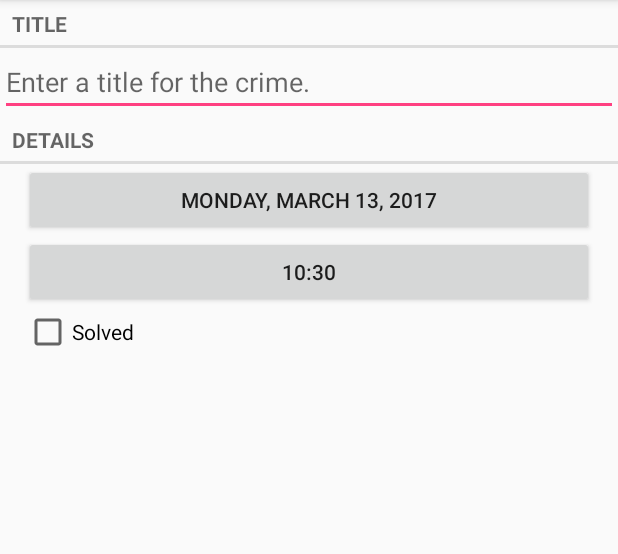
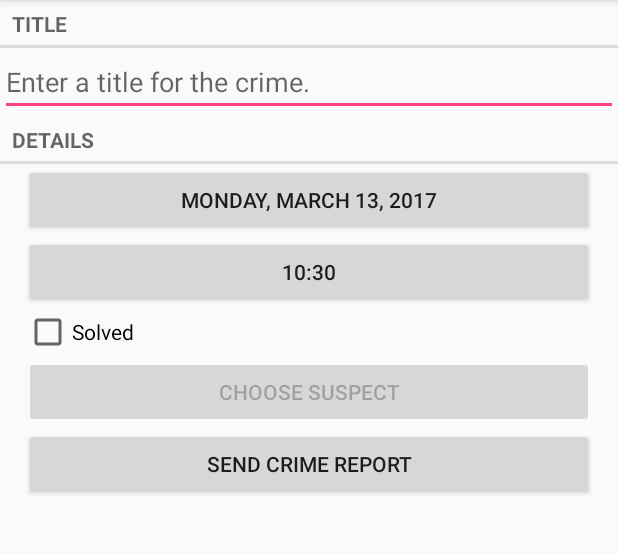
Before and after one commit to NeimadTL/BigNerdRanchCriminalIntent, an Android app: the screen it shows after launch (CrimePagerActivity), after a tap on "New Crime", on a phone screen of 412 x 824 dp, the part 84-638 px from its top. Run offline under Robolectric (Android 15) with nearby library versions, the phone set to English and light mode, and no system bars.

Commit message:
implicit intent for choosing a suspect from the user's contacts and to send a complaint this suspect from a text app available on user's phone

```diff
--- a/app/src/main/java/com/bignerdranch/android/criminalintent/Crime.java
+++ b/app/src/main/java/com/bignerdranch/android/criminalintent/Crime.java
@@ -19,6 +19,7 @@ public class Crime
     private Date mDate;
     private Date mTime;
     private boolean mSolved;
+    private String mSuspect;
 
 
 
@@ -119,4 +120,18 @@ public class Crime
         DateFormat format = new DateFormat();
         return format.format("HH:mm", mTime).toString();
     }
+
+
+
+    public String getSuspect()
+    {
+        return mSuspect;
+    }
+
+
+
+    public void setSuspect(String suspect)
+    {
+        mSuspect = suspect;
+    }
 }
--- a/app/src/main/java/com/bignerdranch/android/criminalintent/CrimeLab.java
+++ b/app/src/main/java/com/bignerdranch/android/criminalintent/CrimeLab.java
@@ -130,6 +130,7 @@ public class CrimeLab
         values.put(CrimeTable.Cols.DATE, crime.getDate().getTime());
         values.put(CrimeTable.Cols.TIME, crime.getTime().getTime());
         values.put(CrimeTable.Cols.SOLVED, crime.isSolved() ? 1 : 0);
+        values.put(CrimeTable.Cols.SUSPECT, crime.getSuspect());
 
         return values;
     }
--- a/app/src/main/java/com/bignerdranch/android/criminalintent/database/CrimeBaseHelper.java
+++ b/app/src/main/java/com/bignerdranch/android/criminalintent/database/CrimeBaseHelper.java
@@ -36,7 +36,8 @@ public class CrimeBaseHelper extends SQLiteOpenHelper
                 CrimeTable.Cols.TITLE + "," +
                 CrimeTable.Cols.DATE + "," +
                 CrimeTable.Cols.TIME + "," +
-                CrimeTable.Cols.SOLVED + ")"
+                CrimeTable.Cols.SOLVED + "," +
+                CrimeTable.Cols.SUSPECT + ")"
         );
     }
 
--- a/app/src/main/java/com/bignerdranch/android/criminalintent/database/CrimeCursorWrapper.java
+++ b/app/src/main/java/com/bignerdranch/android/criminalintent/database/CrimeCursorWrapper.java
@@ -32,12 +32,14 @@ public class CrimeCursorWrapper extends CursorWrapper
         long date = getLong(getColumnIndex(CrimeTable.Cols.DATE));
         long time = getLong(getColumnIndex(CrimeTable.Cols.TIME));
         int isSoloved = getInt(getColumnIndex(CrimeTable.Cols.SOLVED));
+        String supect = getString(getColumnIndex(CrimeTable.Cols.SUSPECT));
 
         Crime crime = new Crime(UUID.fromString(uuidString));
         crime.setTitle(title);
         crime.setDate(new Date(date));
         crime.setTime(new Date(time));
         crime.setSolved(isSoloved != 0);
+        crime.setSuspect(supect);
 
         return crime;
     }
--- a/app/src/main/java/com/bignerdranch/android/criminalintent/database/CrimeDbSchema.java
+++ b/app/src/main/java/com/bignerdranch/android/criminalintent/database/CrimeDbSchema.java
@@ -20,6 +20,7 @@ public class CrimeDbSchema
             public final static String DATE = "date";
             public final static String TIME = "time";
             public final static String SOLVED = "solved";
+            public final static String SUSPECT = "suspect";
         }
     }
 }
--- a/app/src/main/res/layout-land/fragment_crime.xml
+++ b/app/src/main/res/layout-land/fragment_crime.xml
@@ -56,5 +56,31 @@
     </LinearLayout>
 
 
+    <LinearLayout
+        android:layout_width="match_parent"
+        android:layout_height="wrap_content"
+        android:orientation="horizontal"
+        android:layout_marginLeft="16dp"
+        android:layout_marginRight="16dp">
+
+        <Button
+            android:id="@+id/crime_suspect"
+            android:layout_width="wrap_content"
+            android:layout_height="wrap_content"
+            android:layout_weight="1"
+            android:text="@string/crime_supect_text"/>
+
+        <Button
+            android:id="@+id/crime_report"
+            android:layout_width="wrap_content"
+            android:layout_height="wrap_content"
+            android:layout_weight="1"
+            android:text="@string/crime_report_text"/>
+
+    </LinearLayout>
+
+
+
+
 
 </LinearLayout>
--- a/app/src/main/res/layout/fragment_crime.xml
+++ b/app/src/main/res/layout/fragment_crime.xml
@@ -46,4 +46,20 @@
         android:layout_marginRight="16dp"
         android:text="@string/crime_solved_label"/>
 
+    <Button
+        android:id="@+id/crime_suspect"
+        android:layout_width="match_parent"
+        android:layout_height="wrap_content"
+        android:layout_marginLeft="16dp"
+        android:layout_marginRight="16dp"
+        android:text="@string/crime_supect_text"/>
+
+    <Button
+        android:id="@+id/crime_report"
+        android:layout_width="match_parent"
+        android:layout_height="wrap_content"
+        android:layout_marginLeft="16dp"
+        android:layout_marginRight="16dp"
+        android:text="@string/crime_report_text"/>
+
 </LinearLayout>
--- a/app/src/main/res/values/strings.xml
+++ b/app/src/main/res/values/strings.xml
@@ -14,4 +14,15 @@
         <item quantity="other">%1$d crimes</item>
     </plurals>
     <string name="delete_crime">Delete Crime</string>
+    <string name="crime_supect_text">Choose Suspect</string>
+    <string name="crime_report_text">Send Crime Report</string>
+    <string name="crime_report"> %1$s!
+        The crime was discovered on %2$s. %3$s, and %4$s
+    </string>
+    <string name="crime_report_solved">The case is solved</string>
+    <string name="crime_report_unsolved">The case is not solved</string>
+    <string name="crime_report_no_suspect">there is no suspect</string>
+    <string name="crime_report_suspect">there suspect is %s</string>
+    <string name="crime_report_subject">CriminalIntent Crime Report</string>
+    <string name="send_report">Send crime report via</string>
 </resources>
```
Also changed, not shown: app/src/main/java/com/bignerdranch/android/criminalintent/CrimeFragment.java (+114 -4 lines).
